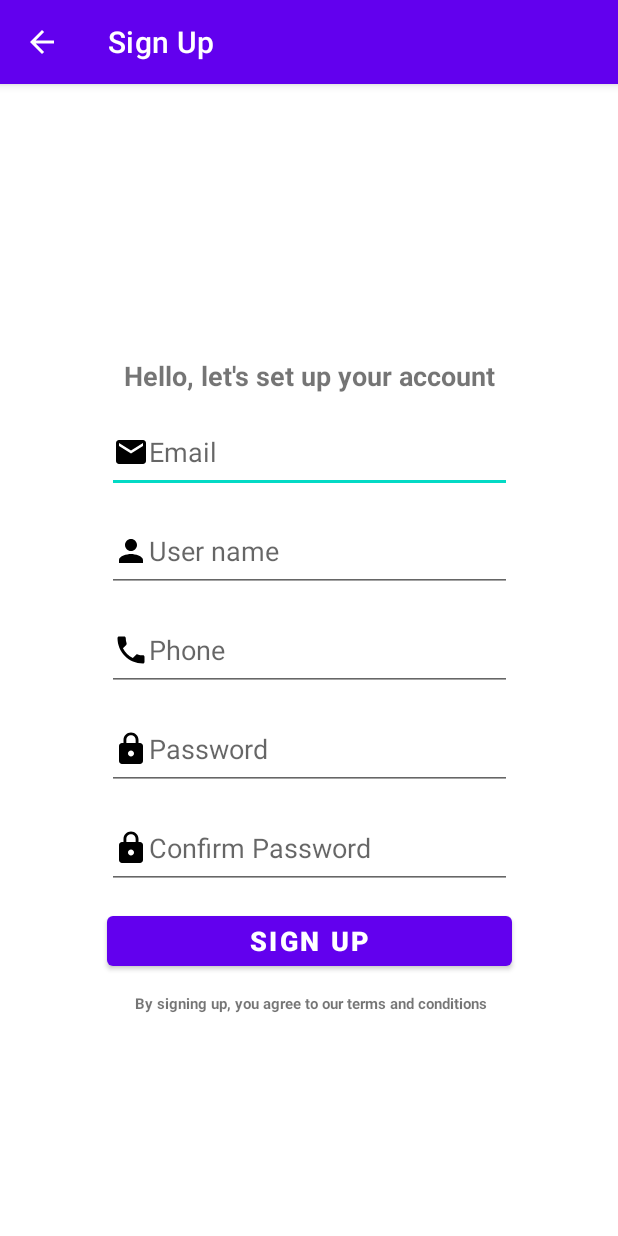
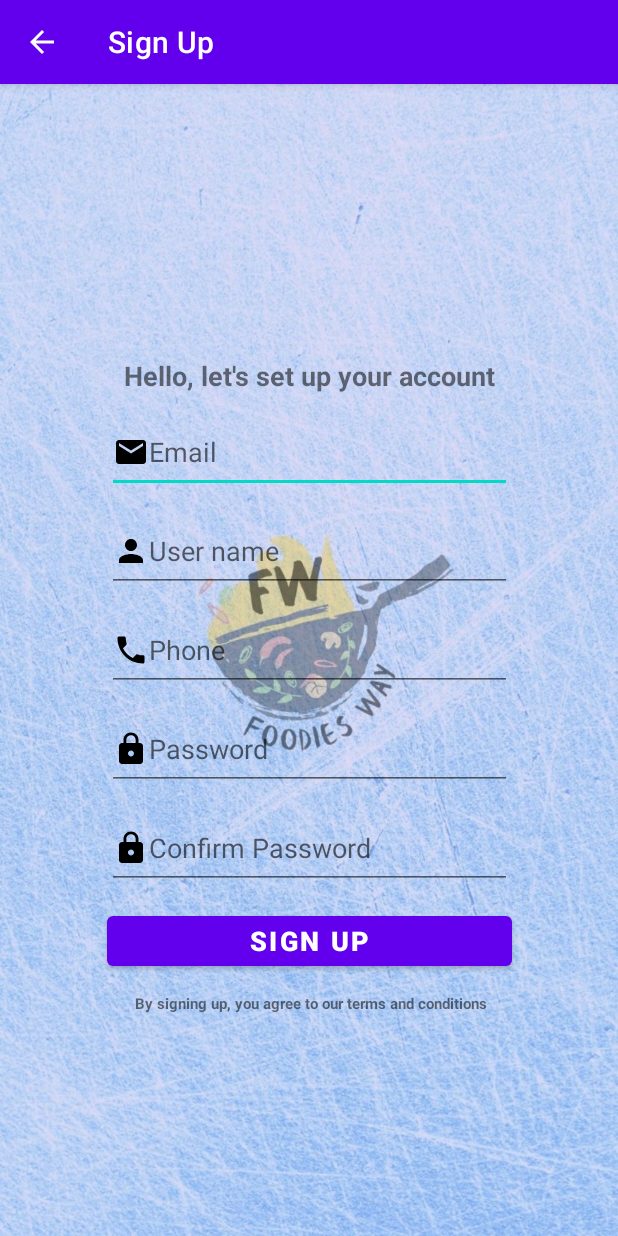
Before and after one commit to Gourav-Ahlawat/foodies-way, an Android app: the UserSignInPage screen opened directly, with no data from a screen before it, on a phone screen of 412 x 824 dp. Run offline under Robolectric (Android 15) with nearby library versions, the light colour scheme and no system bars; our stand-ins replace Firebase (no records; nobody signed in at launch, a user with empty details on screens opened directly).

Commit message:
added bg from user sign in page

```diff
--- a/app/src/main/res/layout/activity_user_sign_in_page.xml
+++ b/app/src/main/res/layout/activity_user_sign_in_page.xml
@@ -4,7 +4,7 @@
     xmlns:tools="http://schemas.android.com/tools"
     android:layout_width="match_parent"
     android:layout_height="match_parent"
-
+    android:background="@drawable/fw_background_image"
     tools:context=".UserSignInPage">
 
         <!--    <TextView-->
```
